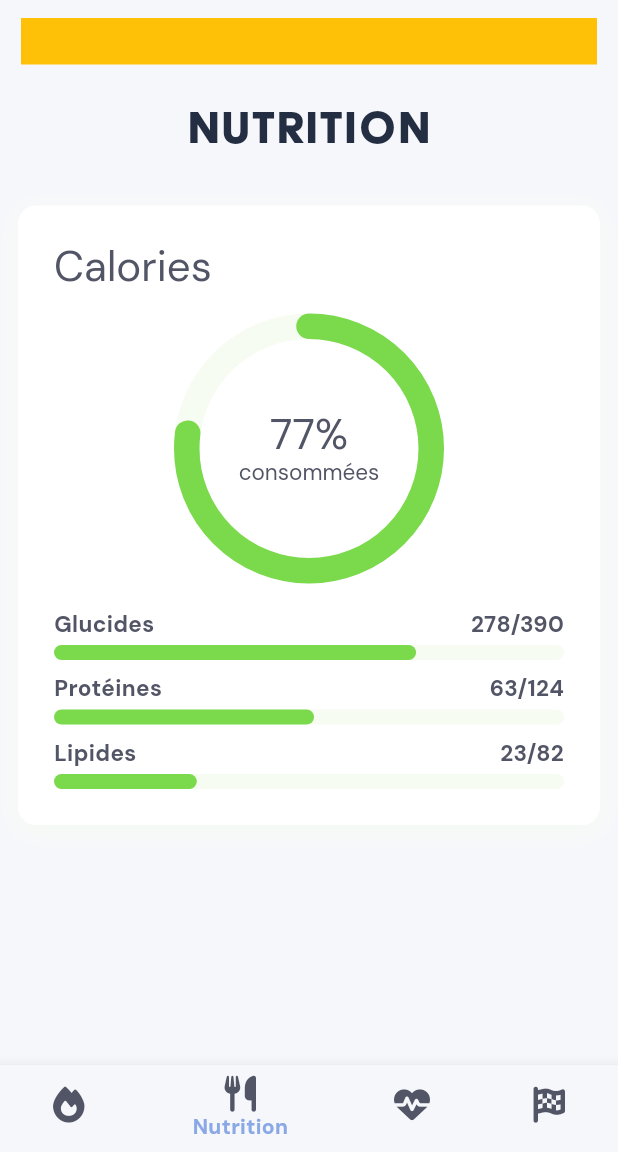
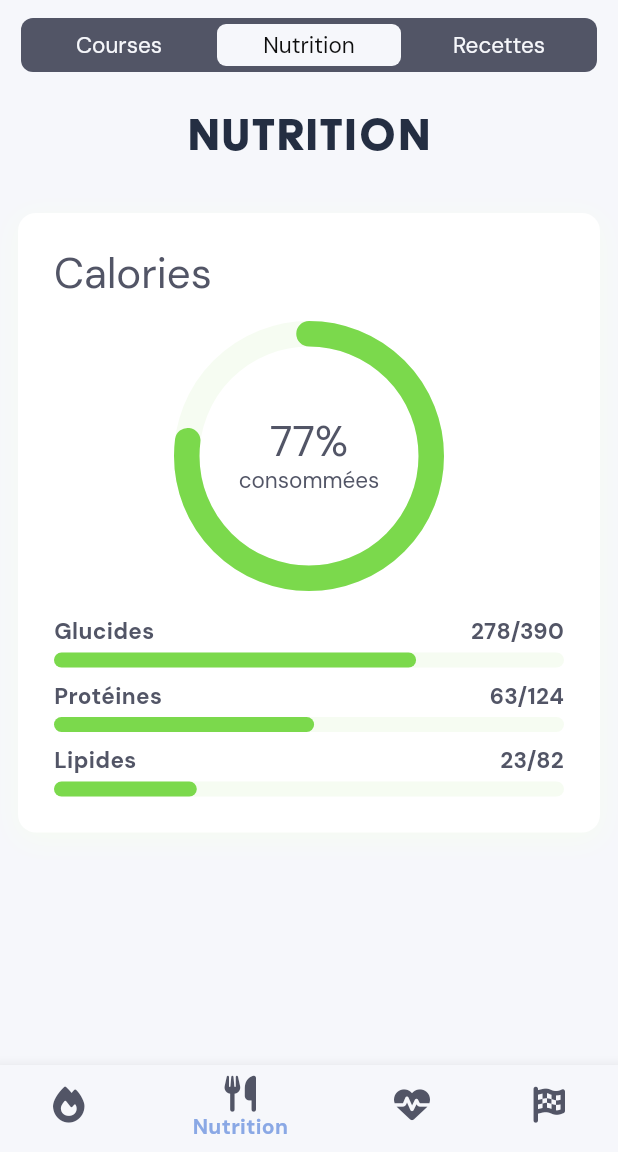
Before and after one commit to sofian-bali/Improve-U, a Flutter app: the screen it shows after launch, item 2 of the bottom bar chosen, on a phone screen of 412 x 824 dp, the part 84-1236 px from its top. Run offline on Flutter 3.47's test engine with Material 3 defaults, Android fonts, the phone set to English and light mode, and no system bars; drawn by our look-alikes of percent_indicator; our stand-ins replace flutter_svg, font_awesome_flutter.

Commit message:
🍱 Create custom_navbar.dart design | 20/05

```diff
--- a/frontend/improve_u/lib/theme/main_theme.dart
+++ b/frontend/improve_u/lib/theme/main_theme.dart
@@ -80,10 +80,7 @@ ThemeData lightMode = ThemeData(
     displaySmall: TextStyle(fontSize: 22.0, fontFamily: 'DM sans'),
     headlineLarge: TextStyle(fontSize: 20.0, fontFamily: 'DM sans'),
     headlineMedium: TextStyle(fontSize: 17.0, fontFamily: 'DM sans'),
-    headlineSmall: TextStyle(
-        fontSize: 15.0,
-        fontWeight: FontWeight.normal,
-        fontFamily: 'DM sans'), // Ajout de headline6
+    headlineSmall: TextStyle(fontSize: 15.0, fontFamily: 'DM sans'),
     labelLarge: TextStyle(fontSize: 17.0, fontFamily: 'DM sans'),
     bodyLarge: TextStyle(
         fontSize: 17.0, fontWeight: FontWeight.bold, fontFamily: 'DM sans'),
--- a/frontend/improve_u/lib/ui/views/nutrition_view.dart
+++ b/frontend/improve_u/lib/ui/views/nutrition_view.dart
@@ -1,5 +1,5 @@
 import 'package:flutter/material.dart';
-import 'package:improve_u/ui/widgets/custom_navigation.dart';
+import 'package:improve_u/ui/widgets/custom_navbar.dart';
 import 'package:improve_u/ui/widgets/nutrition/nutrition_progress_card.dart';
 
 class NutritionView extends StatelessWidget {
@@ -10,7 +10,7 @@ class NutritionView extends StatelessWidget {
     return Column(
       children: [
         /// Navigation
-        const CustomNavigation(),
+        const CustomNavbar(),
 
         Padding(
           padding: const EdgeInsets.all(12.0),
--- /dev/null
+++ b/frontend/improve_u/lib/ui/widgets/custom_navbar.dart
@@ -0,0 +1,48 @@
+import 'package:flutter/material.dart';
+import 'package:improve_u/ui/widgets/custom_navbar_item.dart';
+
+class CustomNavbar extends StatelessWidget {
+  const CustomNavbar({super.key});
+
+  @override
+  Widget build(BuildContext context) {
+    return SizedBox(
+      width: double.infinity,
+      child: Padding(
+        padding: const EdgeInsets.symmetric(
+          vertical: 12,
+          horizontal: 14,
+        ),
+        child: Expanded(
+          child: Container(
+            padding: const EdgeInsets.all(4),
+            decoration: ShapeDecoration(
+              color: Theme.of(context).colorScheme.onSurface,
+              shape: RoundedRectangleBorder(
+                borderRadius: BorderRadius.circular(8),
+              ),
+            ),
+            child: const Row(
+              children: [
+                CustomNavbarItem(
+                  title: 'Courses',
+                  selected: false,
+                ),
+                SizedBox(width: 4),
+                CustomNavbarItem(
+                  title: 'Nutrition',
+                  selected: true,
+                ),
+                SizedBox(width: 4),
+                CustomNavbarItem(
+                  title: 'Recettes',
+                  selected: false,
+                ),
+              ],
+            ),
+          ),
+        ),
+      ),
+    );
+  }
+}
--- /dev/null
+++ b/frontend/improve_u/lib/ui/widgets/custom_navbar_item.dart
@@ -0,0 +1,40 @@
+import 'package:flutter/material.dart';
+
+class CustomNavbarItem extends StatelessWidget {
+  final String title;
+  final bool selected;
+
+  const CustomNavbarItem(
+      {super.key, required this.title, required this.selected});
+
+  @override
+  Widget build(BuildContext context) {
+    return Expanded(
+      child: Container(
+        padding: const EdgeInsets.symmetric(horizontal: 6, vertical: 4),
+        decoration: ShapeDecoration(
+          color: selected
+              ? Theme.of(context).colorScheme.surface
+              : Colors.transparent,
+          shape: RoundedRectangleBorder(
+            borderRadius: BorderRadius.circular(6),
+          ),
+        ),
+        child: Row(
+          mainAxisAlignment: MainAxisAlignment.center,
+          children: [
+            Text(
+              title,
+              textAlign: TextAlign.center,
+              style: Theme.of(context).textTheme.headlineSmall?.copyWith(
+                    color: selected
+                        ? Theme.of(context).colorScheme.onBackground
+                        : Theme.of(context).colorScheme.surface,
+                  ),
+            ),
+          ],
+        ),
+      ),
+    );
+  }
+}
--- a/frontend/improve_u/lib/ui/widgets/custom_navigation.dart
+++ /dev/null
@@ -1,24 +0,0 @@
-import 'package:flutter/material.dart';
-
-class CustomNavigation extends StatelessWidget {
-  const CustomNavigation({super.key});
-
-  @override
-  Widget build(BuildContext context) {
-    return SizedBox(
-      height: 55,
-      width: double.infinity,
-      child: Padding(
-        padding: const EdgeInsets.symmetric(
-          vertical: 12,
-          horizontal: 14,
-        ),
-        child: Expanded(
-          child: Container(
-            color: Colors.amber,
-          ),
-        ),
-      ),
-    );
-  }
-}
```
Also changed, not shown: frontend/improve_u/lib/main.dart (line endings or trailing spaces).
